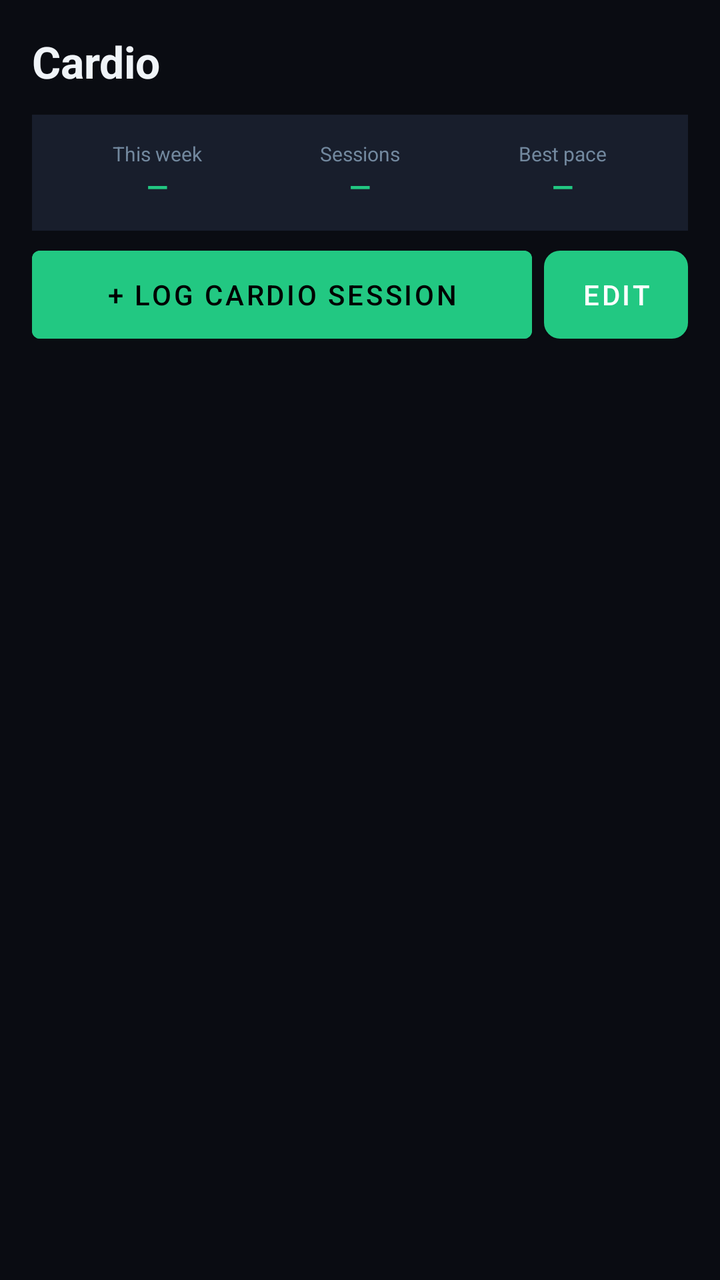
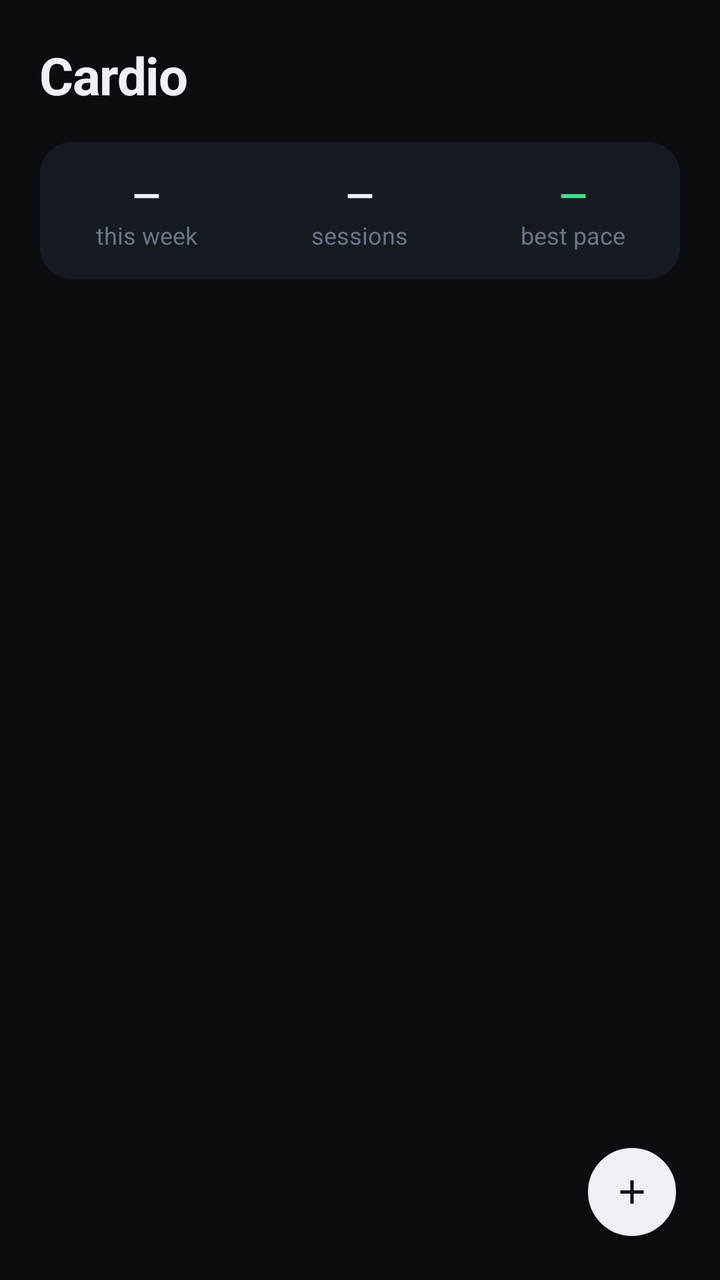

Compare the two renders of this Android layout. The source of the first and the diff that turns it into the second are given below.
<!-- AndroidManifest.xml: application theme Theme.IronPulse -->
<!-- res/layout/fragment_cardio.xml -->
<?xml version="1.0" encoding="utf-8"?>
<LinearLayout xmlns:android="http://schemas.android.com/apk/res/android"
    android:layout_width="match_parent" android:layout_height="match_parent"
    android:orientation="vertical" android:padding="16dp">
    <TextView android:text="Cardio" android:textColor="?attr/colorTextPrimary"
        android:textSize="22sp" android:textStyle="bold"
        android:layout_width="wrap_content" android:layout_height="wrap_content" android:layout_marginBottom="12dp"/>
    <LinearLayout android:layout_width="match_parent" android:layout_height="58dp"
        android:orientation="horizontal" android:background="?attr/colorCardBg" android:padding="12dp"
        android:layout_marginBottom="10dp">
        <LinearLayout android:layout_width="0dp" android:layout_height="match_parent"
            android:layout_weight="1" android:orientation="vertical" android:gravity="center">
            <TextView android:text="This week" android:textColor="?attr/colorTextMuted" android:textSize="10sp"
                android:layout_width="wrap_content" android:layout_height="wrap_content"/>
            <TextView android:id="@+id/stat_week_dist" android:text="—" android:textColor="@color/accent"
                android:textSize="14sp" android:textStyle="bold"
                android:layout_width="wrap_content" android:layout_height="wrap_content"/>
        </LinearLayout>
        <LinearLayout android:layout_width="0dp" android:layout_height="match_parent"
            android:layout_weight="1" android:orientation="vertical" android:gravity="center">
            <TextView android:text="Sessions" android:textColor="?attr/colorTextMuted" android:textSize="10sp"
                android:layout_width="wrap_content" android:layout_height="wrap_content"/>
            <TextView android:id="@+id/stat_total_sessions" android:text="—" android:textColor="@color/accent"
                android:textSize="14sp" android:textStyle="bold"
                android:layout_width="wrap_content" android:layout_height="wrap_content"/>
        </LinearLayout>
        <LinearLayout android:layout_width="0dp" android:layout_height="match_parent"
            android:layout_weight="1" android:orientation="vertical" android:gravity="center">
            <TextView android:text="Best pace" android:textColor="?attr/colorTextMuted" android:textSize="10sp"
                android:layout_width="wrap_content" android:layout_height="wrap_content"/>
            <TextView android:id="@+id/stat_best_pace" android:text="—" android:textColor="@color/accent"
                android:textSize="14sp" android:textStyle="bold"
                android:layout_width="wrap_content" android:layout_height="wrap_content"/>
        </LinearLayout>
    </LinearLayout>
    <LinearLayout
        android:layout_width="match_parent"
        android:layout_height="44dp"
        android:orientation="horizontal"
        android:layout_marginBottom="12dp">
        <Button android:id="@+id/btn_add_cardio" android:text="+ Log Cardio Session"
            android:layout_width="0dp" android:layout_height="match_parent"
            android:layout_weight="1" android:layout_marginEnd="6dp"
            android:minHeight="0dp" android:insetTop="0dp" android:insetBottom="0dp"
            android:backgroundTint="@color/accent"/>
        <Button android:id="@+id/btn_cardio_edit" android:text="Edit"
            android:layout_width="wrap_content" android:layout_height="match_parent"
            android:minWidth="72dp" android:minHeight="0dp"
            android:insetTop="0dp" android:insetBottom="0dp"
            android:textColor="@color/white"
            android:background="@drawable/btn_secondary"/>
    </LinearLayout>
    <ScrollView android:layout_width="match_parent" android:layout_height="0dp" android:layout_weight="1">
        <LinearLayout android:id="@+id/cardio_list" android:layout_width="match_parent"
            android:layout_height="wrap_content" android:orientation="vertical"/>
    </ScrollView>
</LinearLayout>
<!-- resources referenced by this layout -->
<resources>
  <color name="accent">#22C882</color>
  <color name="white">#FFFFFF</color>
  <!-- drawable btn_secondary (drawable) -->
  <?xml version="1.0" encoding="utf-8"?>
  <ripple xmlns:android="http://schemas.android.com/apk/res/android"
      android:color="@color/ripple_color">
      <item>
          <shape android:shape="rectangle">
              <solid android:color="@color/panel_mid"/>
              <corners android:radius="8dp"/>
          </shape>
      </item>
  </ripple>
  <style name="Theme.IronPulse" parent="Theme.MaterialComponents.NoActionBar">
          <item name="android:windowLightStatusBar">false</item>
          <item name="android:windowLightNavigationBar" tools:targetApi="27">false</item>
          <item name="colorPrimary">@color/accent</item>
          <item name="colorPrimaryDark">@color/accent_dark</item>
          <item name="colorAccent">@color/accent</item>
          <item name="android:windowBackground">@color/bg_dark</item>
          <item name="android:textColor">@color/text_primary</item>
          <item name="android:colorBackground">@color/bg_dark</item>
          <item name="colorScreenBg">@color/bg_dark</item>
          <item name="colorCardBg">@color/card_bg</item>
          <item name="colorPanelBg">@color/panel_dark</item>
          <item name="colorTextPrimary">@color/text_primary</item>
          <item name="colorTextMuted">@color/text_muted</item>
          <item name="calToday">@color/cal_today</item>
          <item name="calRest">@color/cal_rest</item>
          <item name="calWorkout">@color/cal_workout</item>
          <item name="calEmpty">@color/cal_empty</item>
          <item name="calSelected">@color/cal_selected</item>
          <item name="streakTrack">@color/panel_mid</item>
          <item name="colorFieldBg">@color/field_bg</item>
          <item name="colorBorder">@color/border</item>
      </style>
  <color name="panel_mid">#202834</color>
  <color name="accent_dark">#0E8E5A</color>
  <color name="bg_dark">#0A0C12</color>
  <color name="text_primary">#F0F4F8</color>
  <color name="card_bg">#181E2C</color>
  <color name="panel_dark">#14192A</color>
  <color name="text_muted">#72889E</color>
  <color name="cal_rest">#123230</color>
  <color name="cal_empty">#141A24</color>
  <color name="field_bg">#10141E</color>
  <color name="border">#30404E</color>
  <!-- unchanged entries left out for length: 4 -->
</resources>

<!-- the commit's change to res/layout/fragment_cardio.xml (unified diff, before → after) -->
@@ -1,57 +1,117 @@
 <?xml version="1.0" encoding="utf-8"?>
-<LinearLayout xmlns:android="http://schemas.android.com/apk/res/android"
-    android:layout_width="match_parent" android:layout_height="match_parent"
-    android:orientation="vertical" android:padding="16dp">
-    <TextView android:text="Cardio" android:textColor="?attr/colorTextPrimary"
-        android:textSize="22sp" android:textStyle="bold"
-        android:layout_width="wrap_content" android:layout_height="wrap_content" android:layout_marginBottom="12dp"/>
-    <LinearLayout android:layout_width="match_parent" android:layout_height="58dp"
-        android:orientation="horizontal" android:background="?attr/colorCardBg" android:padding="12dp"
-        android:layout_marginBottom="10dp">
-        <LinearLayout android:layout_width="0dp" android:layout_height="match_parent"
-            android:layout_weight="1" android:orientation="vertical" android:gravity="center">
-            <TextView android:text="This week" android:textColor="?attr/colorTextMuted" android:textSize="10sp"
-                android:layout_width="wrap_content" android:layout_height="wrap_content"/>
-            <TextView android:id="@+id/stat_week_dist" android:text="—" android:textColor="@color/accent"
-                android:textSize="14sp" android:textStyle="bold"
-                android:layout_width="wrap_content" android:layout_height="wrap_content"/>
+<FrameLayout xmlns:android="http://schemas.android.com/apk/res/android"
+    android:layout_width="match_parent"
+    android:layout_height="match_parent">
+
+    <ScrollView
+        android:layout_width="match_parent"
+        android:layout_height="match_parent"
+        android:clipToPadding="false"
+        android:paddingBottom="80dp">
+        <LinearLayout
+            android:layout_width="match_parent"
+            android:layout_height="wrap_content"
+            android:orientation="vertical"
+            android:paddingStart="20dp"
+            android:paddingTop="20dp"
+            android:paddingEnd="20dp">
+
+            <TextView
+                android:layout_width="wrap_content"
+                android:layout_height="wrap_content"
+                android:layout_marginBottom="16dp"
+                android:text="Cardio"
+                android:textAppearance="@style/TextAppearance.IronPulse.PageTitle"/>
+
+            
+            <LinearLayout
+                android:layout_width="match_parent"
+                android:layout_height="wrap_content"
+                android:layout_marginBottom="20dp"
+                android:background="@drawable/tile_bg"
+                android:orientation="horizontal"
+                android:paddingTop="14dp"
+                android:paddingBottom="14dp">
+                <LinearLayout
+                    android:layout_width="0dp"
+                    android:layout_height="wrap_content"
+                    android:layout_weight="1"
+                    android:gravity="center"
+                    android:orientation="vertical">
+                    <TextView
+                        android:id="@+id/stat_week_dist"
+                        android:layout_width="wrap_content"
+                        android:layout_height="wrap_content"
+                        android:text="—"
+                        android:textColor="?attr/colorTextPrimary"
+                        android:textSize="18sp"
+                        android:textStyle="bold"/>
+                    <TextView
+                        android:layout_width="wrap_content"
+                        android:layout_height="wrap_content"
+                        android:text="this week"
+                        android:textColor="?attr/colorTextMuted"
+                        android:textSize="12sp"/>
+                </LinearLayout>
+                <LinearLayout
+                    android:layout_width="0dp"
+                    android:layout_height="wrap_content"
+                    android:layout_weight="1"
+                    android:gravity="center"
+                    android:orientation="vertical">
+                    <TextView
+                        android:id="@+id/stat_total_sessions"
+                        android:layout_width="wrap_content"
+                        android:layout_height="wrap_content"
+                        android:text="—"
+                        android:textColor="?attr/colorTextPrimary"
+                        android:textSize="18sp"
+                        android:textStyle="bold"/>
+                    <TextView
+                        android:layout_width="wrap_content"
+                        android:layout_height="wrap_content"
+                        android:text="sessions"
+                        android:textColor="?attr/colorTextMuted"
+                        android:textSize="12sp"/>
+                </LinearLayout>
+                <LinearLayout
+                    android:layout_width="0dp"
+                    android:layout_height="wrap_content"
+                    android:layout_weight="1"
+                    android:gravity="center"
+                    android:orientation="vertical">
+                    <TextView
+                        android:id="@+id/stat_best_pace"
+                        android:layout_width="wrap_content"
+                        android:layout_height="wrap_content"
+                        android:text="—"
+                        android:textColor="@color/accent"
+                        android:textSize="18sp"
+                        android:textStyle="bold"/>
+                    <TextView
+                        android:layout_width="wrap_content"
+                        android:layout_height="wrap_content"
+                        android:text="best pace"
+                        android:textColor="?attr/colorTextMuted"
+                        android:textSize="12sp"/>
+                </LinearLayout>
+            </LinearLayout>
+
+            <LinearLayout
+                android:id="@+id/cardio_list"
+                android:layout_width="match_parent"
+                android:layout_height="wrap_content"
+                android:orientation="vertical"/>
         </LinearLayout>
-        <LinearLayout android:layout_width="0dp" android:layout_height="match_parent"
-            android:layout_weight="1" android:orientation="vertical" android:gravity="center">
-            <TextView android:text="Sessions" android:textColor="?attr/colorTextMuted" android:textSize="10sp"
-                android:layout_width="wrap_content" android:layout_height="wrap_content"/>
-            <TextView android:id="@+id/stat_total_sessions" android:text="—" android:textColor="@color/accent"
-                android:textSize="14sp" android:textStyle="bold"
-                android:layout_width="wrap_content" android:layout_height="wrap_content"/>
-        </LinearLayout>
-        <LinearLayout android:layout_width="0dp" android:layout_height="match_parent"
-            android:layout_weight="1" android:orientation="vertical" android:gravity="center">
-            <TextView android:text="Best pace" android:textColor="?attr/colorTextMuted" android:textSize="10sp"
-                android:layout_width="wrap_content" android:layout_height="wrap_content"/>
-            <TextView android:id="@+id/stat_best_pace" android:text="—" android:textColor="@color/accent"
-                android:textSize="14sp" android:textStyle="bold"
-                android:layout_width="wrap_content" android:layout_height="wrap_content"/>
-        </LinearLayout>
-    </LinearLayout>
-    <LinearLayout
-        android:layout_width="match_parent"
-        android:layout_height="44dp"
-        android:orientation="horizontal"
-        android:layout_marginBottom="12dp">
-        <Button android:id="@+id/btn_add_cardio" android:text="+ Log Cardio Session"
-            android:layout_width="0dp" android:layout_height="match_parent"
-            android:layout_weight="1" android:layout_marginEnd="6dp"
-            android:minHeight="0dp" android:insetTop="0dp" android:insetBottom="0dp"
-            android:backgroundTint="@color/accent"/>
-        <Button android:id="@+id/btn_cardio_edit" android:text="Edit"
-            android:layout_width="wrap_content" android:layout_height="match_parent"
-            android:minWidth="72dp" android:minHeight="0dp"
-            android:insetTop="0dp" android:insetBottom="0dp"
-            android:textColor="@color/white"
-            android:background="@drawable/btn_secondary"/>
-    </LinearLayout>
-    <ScrollView android:layout_width="match_parent" android:layout_height="0dp" android:layout_weight="1">
-        <LinearLayout android:id="@+id/cardio_list" android:layout_width="match_parent"
-            android:layout_height="wrap_content" android:orientation="vertical"/>
     </ScrollView>
-</LinearLayout>
+
+    <com.google.android.material.floatingactionbutton.FloatingActionButton
+        android:id="@+id/btn_add_cardio"
+        style="@style/Widget.IronPulse.Fab"
+        android:layout_width="wrap_content"
+        android:layout_height="wrap_content"
+        android:layout_gravity="bottom|end"
+        android:layout_margin="20dp"
+        android:contentDescription="Log cardio"/>
+
+</FrameLayout>
<!-- resource entries referenced after the edit -->
@@ -1,18 +1,30 @@
 <!-- resources referenced by this layout -->
 <resources>
-  <color name="accent">#22C882</color>
-  <color name="white">#FFFFFF</color>
-  <!-- drawable btn_secondary (drawable) -->
+  <color name="accent">#3EE08F</color>
+  <!-- drawable tile_bg (drawable) -->
   <?xml version="1.0" encoding="utf-8"?>
-  <ripple xmlns:android="http://schemas.android.com/apk/res/android"
-      android:color="@color/ripple_color">
+  <ripple xmlns:android="http://schemas.android.com/apk/res/android" android:color="@color/ripple_color">
       <item>
           <shape android:shape="rectangle">
-              <solid android:color="@color/panel_mid"/>
-              <corners android:radius="8dp"/>
+              <solid android:color="?attr/colorCardBg"/>
+              <corners android:radius="16dp"/>
           </shape>
       </item>
   </ripple>
+  <style name="TextAppearance.IronPulse.PageTitle" parent="">
+          <item name="android:textSize">26sp</item>
+          <item name="android:textStyle">bold</item>
+          <item name="android:textColor">?attr/colorTextPrimary</item>
+          <item name="android:letterSpacing">-0.02</item>
+      </style>
+  <style name="Widget.IronPulse.Fab" parent="Widget.MaterialComponents.FloatingActionButton">
+          <item name="fabCustomSize">44dp</item>
+          <item name="maxImageSize">20dp</item>
+          <item name="backgroundTint">?attr/colorTextPrimary</item>
+          <item name="tint">?attr/colorScreenBg</item>
+          <item name="elevation">4dp</item>
+          <item name="srcCompat">@drawable/ic_add</item>
+      </style>
   <style name="Theme.IronPulse" parent="Theme.MaterialComponents.NoActionBar">
           <item name="android:windowLightStatusBar">false</item>
           <item name="android:windowLightNavigationBar" tools:targetApi="27">false</item>
@@ -35,18 +47,37 @@
           <item name="streakTrack">@color/panel_mid</item>
           <item name="colorFieldBg">@color/field_bg</item>
           <item name="colorBorder">@color/border</item>
+          <item name="android:popupMenuStyle">@style/IronPulse.Popup</item>
       </style>
-  <color name="panel_mid">#202834</color>
-  <color name="accent_dark">#0E8E5A</color>
-  <color name="bg_dark">#0A0C12</color>
-  <color name="text_primary">#F0F4F8</color>
-  <color name="card_bg">#181E2C</color>
-  <color name="panel_dark">#14192A</color>
-  <color name="text_muted">#72889E</color>
+  <!-- drawable ic_add (drawable) -->
+  <?xml version="1.0" encoding="utf-8"?>
+  <vector xmlns:android="http://schemas.android.com/apk/res/android"
+      android:width="24dp" android:height="24dp" android:viewportWidth="24" android:viewportHeight="24"
+      android:tint="?attr/colorControlNormal">
+      <path android:fillColor="@android:color/white" android:pathData="M19,13h-6v6h-2v-6H5v-2h6V5h2v6h6v2z"/>
+  </vector>
+  <color name="panel_mid">#1B212B</color>
+  <color name="accent_dark">#1F7A52</color>
+  <color name="bg_dark">#0A0C10</color>
+  <color name="text_primary">#EEF1F5</color>
+  <color name="card_bg">#151A22</color>
+  <color name="panel_dark">#1B212B</color>
+  <color name="text_muted">#6B7686</color>
   <color name="cal_rest">#123230</color>
   <color name="cal_empty">#141A24</color>
-  <color name="field_bg">#10141E</color>
-  <color name="border">#30404E</color>
+  <color name="field_bg">#10141B</color>
+  <color name="border">#232A36</color>
+  <style name="IronPulse.Popup" parent="@android:style/Widget.Material.PopupMenu">
+          <item name="android:popupBackground">@drawable/popup_bg</item>
+          <item name="android:popupElevation">8dp</item>
+      </style>
+  <!-- drawable popup_bg (drawable) -->
+  <?xml version="1.0" encoding="utf-8"?>
+  <shape xmlns:android="http://schemas.android.com/apk/res/android" android:shape="rectangle">
+      <solid android:color="?attr/colorPanelBg"/>
+      <stroke android:width="1dp" android:color="?attr/colorBorder"/>
+      <corners android:radius="14dp"/>
+  </shape>
   <!-- unchanged entries left out for length: 4 -->
 </resources>
 
